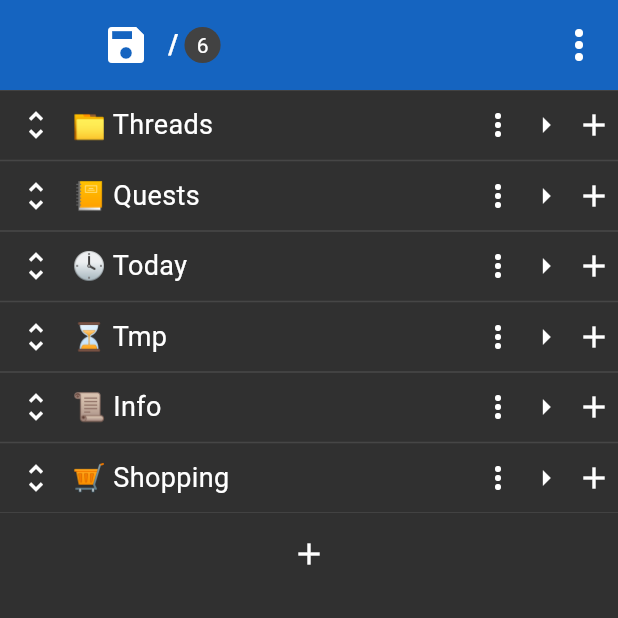
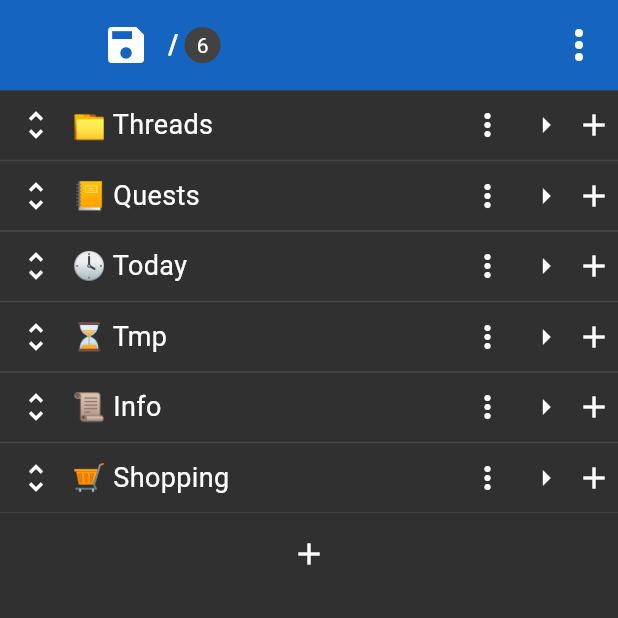
Before and after one commit to igrek51/todotree, a Flutter app: the screen it shows after launch, on a phone screen of 412 x 824 dp, the top half of it. Run offline on Flutter 3.47's test engine with Material 3 defaults, Android fonts, the phone set to English and light mode, and no system bars; drawn by our look-alikes of flutter_slidable; our stand-ins replace confetti, file_picker, permission_handler, settings_ui, shared_preferences, yaml; missing offline and left inert: move_to_background, window_manager, yaml_writer.

Commit message:
Enlarge icon button paddings

```diff
--- a/lib/views/tree_browser/browser_widget.dart
+++ b/lib/views/tree_browser/browser_widget.dart
@@ -15,9 +15,11 @@ import 'package:todotree/views/tree_browser/browser_controller.dart';
 import 'package:todotree/views/tree_browser/browser_state.dart';
 
 const double _iconButtonInternalSize = 24;
-const double _iconButtonPaddingVertical = 8;
-const double _iconButtonPaddingHorizontal = 4;
-const double _reoderButtonPaddingHorizontal = 12;
+const double _iconButtonPaddingV = 11;
+const double _reoderButtonPaddingH = 12;
+const double _moreButtonPaddingH = 11;
+const double _midButtonPaddingH = 4;
+const double _addButtonPaddingH = 4;
 
 class BrowserWidget extends StatefulWidget {
   const BrowserWidget({super.key});
@@ -327,7 +329,7 @@ class TreeItemRow extends StatelessWidget {
               color: Colors.white,
             ),
             padding:
-                EdgeInsets.symmetric(vertical: _iconButtonPaddingVertical, horizontal: _reoderButtonPaddingHorizontal),
+                EdgeInsets.symmetric(vertical: _iconButtonPaddingV, horizontal: _reoderButtonPaddingH),
             constraints: BoxConstraints(),
             style: const ButtonStyle(tapTargetSize: MaterialTapTargetSize.shrinkWrap),
             onPressed: () {
@@ -380,7 +382,7 @@ class TreeItemRow extends StatelessWidget {
                 ),
               ),
             ),
-            SizedBox(width: 3),
+            SizedBox(width: 2),
             RoundedBadge(text: treeItem.size.toString()),
           ],
         )
@@ -395,7 +397,7 @@ class TreeItemRow extends StatelessWidget {
         size: _iconButtonInternalSize,
         color: Colors.white,
       ),
-      padding: EdgeInsets.symmetric(vertical: _iconButtonPaddingVertical, horizontal: _iconButtonPaddingHorizontal),
+      padding: EdgeInsets.symmetric(vertical: _iconButtonPaddingV, horizontal: _moreButtonPaddingH),
       constraints: BoxConstraints(),
       style: const ButtonStyle(tapTargetSize: MaterialTapTargetSize.shrinkWrap),
       onPressed: () {
@@ -416,7 +418,7 @@ class TreeItemRow extends StatelessWidget {
             size: _iconButtonInternalSize,
             color: Colors.white,
           ),
-          padding: EdgeInsets.symmetric(vertical: _iconButtonPaddingVertical, horizontal: _iconButtonPaddingHorizontal),
+          padding: EdgeInsets.symmetric(vertical: _iconButtonPaddingV, horizontal: _midButtonPaddingH),
           constraints: BoxConstraints(),
           style: const ButtonStyle(tapTargetSize: MaterialTapTargetSize.shrinkWrap),
           onPressed: () {
@@ -437,7 +439,7 @@ class TreeItemRow extends StatelessWidget {
             size: _iconButtonInternalSize,
             color: Colors.white,
           ),
-          padding: EdgeInsets.symmetric(vertical: _iconButtonPaddingVertical, horizontal: _iconButtonPaddingHorizontal),
+          padding: EdgeInsets.symmetric(vertical: _iconButtonPaddingV, horizontal: _midButtonPaddingH),
           constraints: BoxConstraints(),
           style: const ButtonStyle(tapTargetSize: MaterialTapTargetSize.shrinkWrap),
           onPressed: () {
@@ -459,7 +461,7 @@ class TreeItemRow extends StatelessWidget {
           size: _iconButtonInternalSize,
           color: Colors.white,
         ),
-        padding: EdgeInsets.symmetric(vertical: _iconButtonPaddingVertical, horizontal: _iconButtonPaddingHorizontal),
+        padding: EdgeInsets.symmetric(vertical: _iconButtonPaddingV, horizontal: _addButtonPaddingH),
         constraints: BoxConstraints(),
         style: const ButtonStyle(tapTargetSize: MaterialTapTargetSize.shrinkWrap),
         onPressed: () {
```
